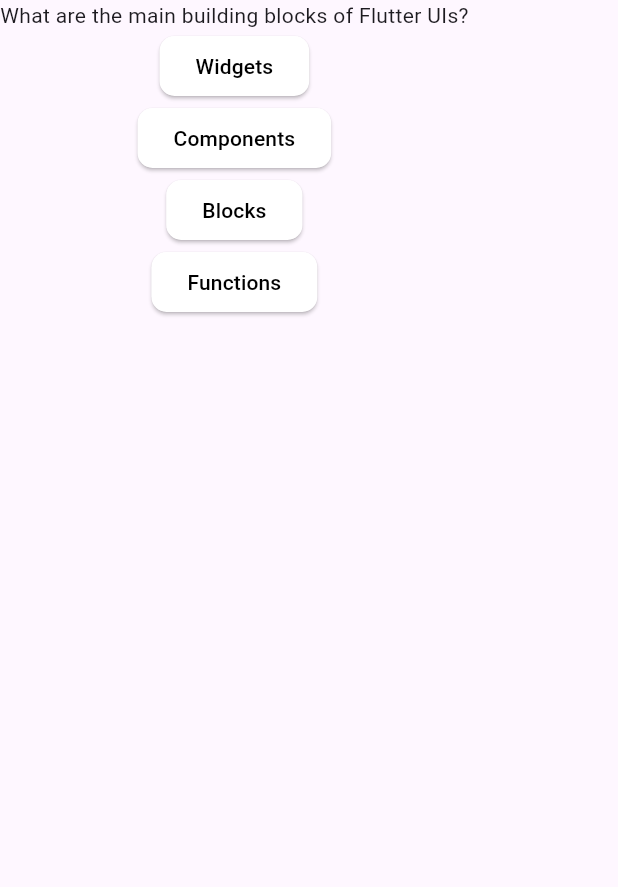
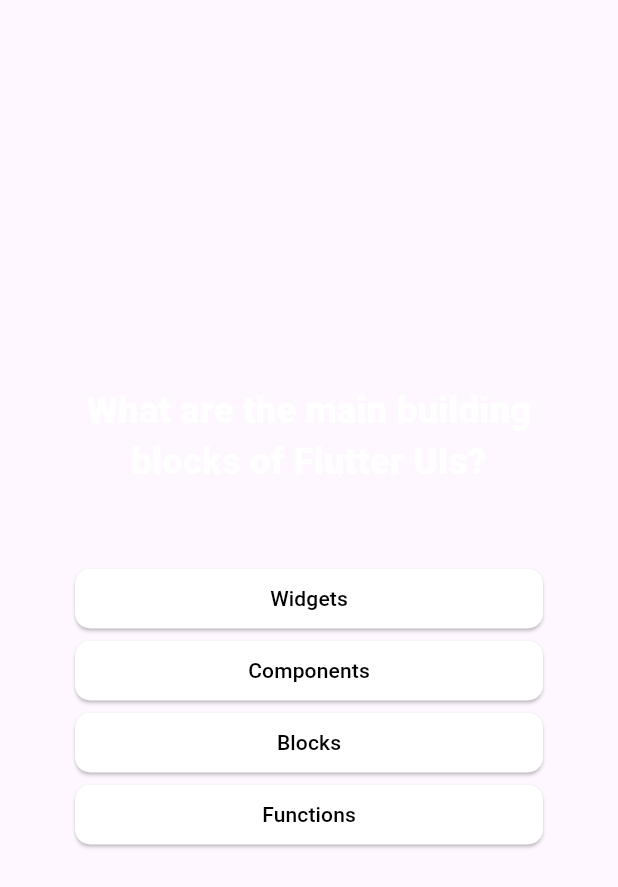
Before and after one commit to ravraw/flutter_quiz_app, a Flutter app: the QuestionsScreen widget shown alone on an empty page, opened directly with sample values from the repository, on a phone screen of 412 x 824 dp. Shown: the top 887 px of the screen. Run offline on Flutter 3.47's test engine with Material 3 defaults, Android fonts, the phone set to English and light mode, and no system bars.

Commit message:
Updated formating and styles for QuestionsScreen

```diff
--- a/lib/questions_screen.dart
+++ b/lib/questions_screen.dart
@@ -18,6 +18,8 @@ class _QuestionsScreenState extends State<QuestionsScreen> {
   @override
   Widget build(Object context) {
     return Column(
+      mainAxisAlignment: MainAxisAlignment.center,
+      crossAxisAlignment: CrossAxisAlignment.stretch,
       children: [
         QuizQuestion(widget.question, widget.select),
       ],
--- a/lib/quiz.dart
+++ b/lib/quiz.dart
@@ -3,7 +3,7 @@ import 'package:flutter_quiz_app/data/questions.dart';
 import 'package:flutter_quiz_app/questions_screen.dart';
 import 'package:flutter_quiz_app/start_screen.dart';
 
-const color1 = Color.fromARGB(255, 243, 238, 238);
+const color1 = Color.fromARGB(255, 130, 170, 226);
 const color2 = Color.fromARGB(255, 61, 43, 166);
 
 class Quiz extends StatefulWidget {
@@ -33,7 +33,7 @@ class _QuizState extends State<Quiz> {
 
   void switchScreen() {
     setState(() {
-      activeScreen = QuestionsScreen(questions[1], select);
+      activeScreen = QuestionsScreen(questions[0], select);
     });
   }
 
--- a/lib/quiz_question.dart
+++ b/lib/quiz_question.dart
@@ -9,11 +9,21 @@ class QuizQuestion extends StatelessWidget {
 
   @override
   Widget build(BuildContext context) {
-    return Column(
-      children: [
-        Text(question.text),
-        for (final answer in question.answers) QuizAnswer(answer, select),
-      ],
+    return Container(
+      margin: const EdgeInsets.all(50),
+      child: Column(
+        crossAxisAlignment: CrossAxisAlignment.stretch,
+        children: [
+          Text(
+            question.text,
+            style: const TextStyle(
+                fontSize: 24, fontWeight: FontWeight.w800, color: Colors.white),
+            textAlign: TextAlign.center,
+          ),
+          const SizedBox(height: 50),
+          for (final answer in question.answers) QuizAnswer(answer, select),
+        ],
+      ),
     );
   }
 }
```
